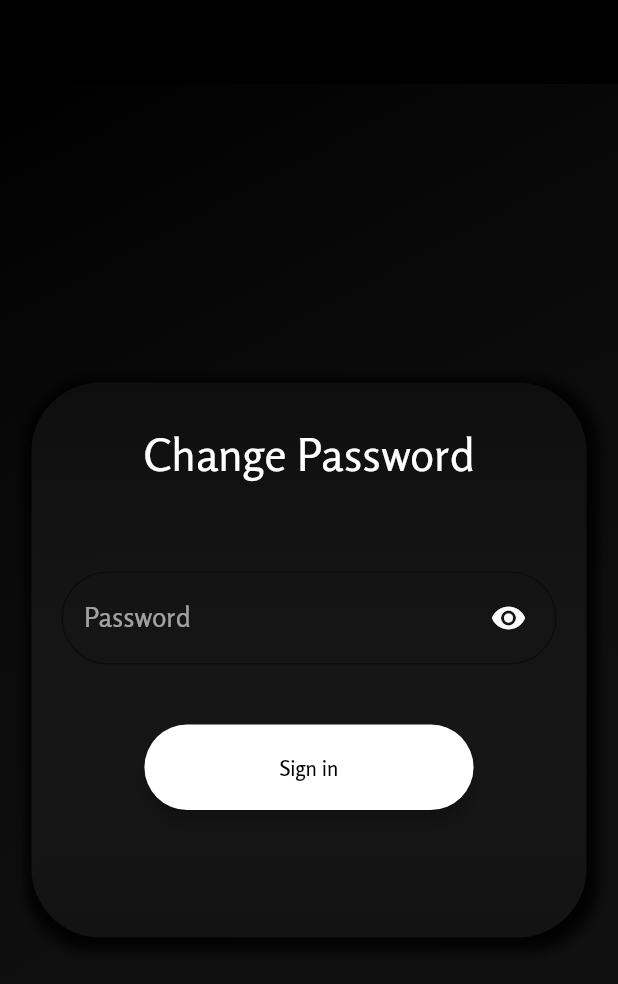
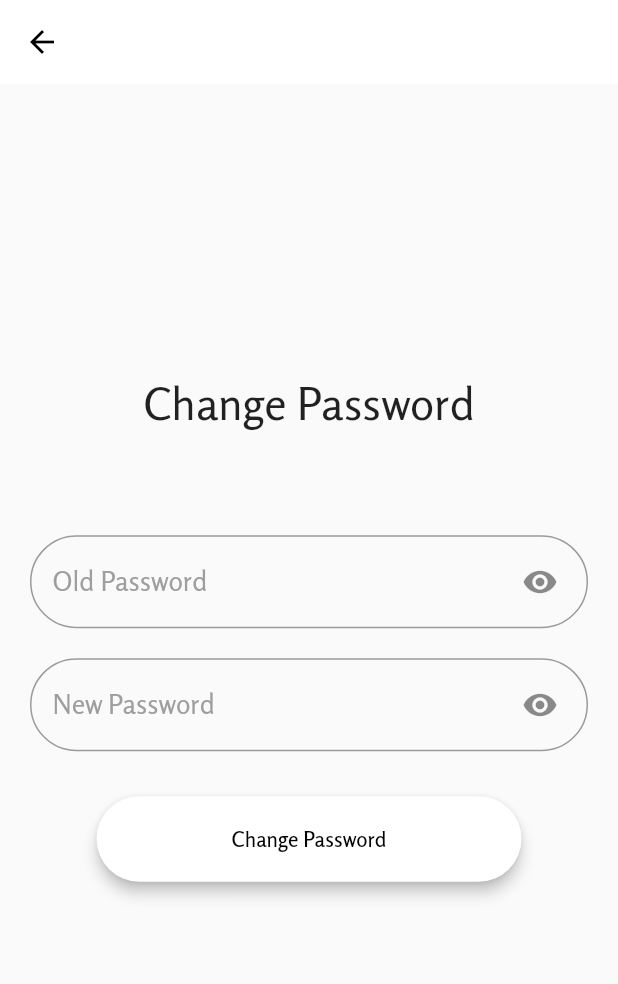
Before and after one commit to AmTeja/SchattyApp, a Flutter app: the ChangePassword screen opened directly, on a phone screen of 412 x 824 dp. Shown: the top 984 px of the screen. Run offline on Flutter 3.47's test engine with Material 2 defaults, Android fonts, the phone set to English and light mode, and no system bars; drawn by our look-alikes of overlay_support; our stand-ins replace animated_bottom_navigation_bar, animated_text_kit, cached_network_image, cloud_firestore, firebase_auth, firebase_crashlytics and 11 more; missing offline and left inert: achievement_view, firebase_admob, link_text, share_extend; accounts and stored records are empty.

Commit message:
Merge branch 'master' of https://github.com/AmTeja/SchattyApp
# Conflicts:
#	lib/views/MainChatsRoom.dart

```diff
--- a/lib/helper/preferencefunctions.dart
+++ b/lib/helper/preferencefunctions.dart
@@ -48,7 +48,7 @@ class Preferences {
 
   static Future<bool> getIsGoogleUser() async {
     final SharedPreferences preferences = await SharedPreferences.getInstance();
-    return preferences.getBool(isGoogleUser);
+    return preferences.getBool(isGoogleUser) ?? false;
   }
 
   static Future<String> getUserImageURL() async {
--- a/lib/views/Authenticate/AuthHome.dart
+++ b/lib/views/Authenticate/AuthHome.dart
@@ -224,15 +224,16 @@ class _AuthHomeState extends State<AuthHome> {
           "https://www.searchpng.com/wp-content/uploads/2019/02/Deafult-Profile-Pitcher.png";
       String uid = user.uid;
 
+      Preferences.saveIsGoogleUser(true);
+
       if (user != null && authResult.additionalUserInfo.isNewUser) {
         Map<String, String> userInfoMap = {
           //Making MAP for firebase
           "username": username,
           "email": email,
-          "searchKey": username.substring(0, 1).toUpperCase(),
           "photoURL": profilePicURL,
           "uid": uid,
-          "usernameIndex" : await makeIndex(username),
+          "usernameIndex": await makeIndex(username),
         };
 
         await databaseMethods.uploadUserInfo(userInfoMap, uid);
--- a/lib/views/Authenticate/ChangePassword.dart
+++ b/lib/views/Authenticate/ChangePassword.dart
@@ -1,7 +1,7 @@
 import 'package:firebase_auth/firebase_auth.dart';
 import 'package:flutter/material.dart';
 import 'package:schatty/services/AuthenticationManagement.dart';
-import 'package:schatty/widgets/widget.dart';
+import 'package:schatty/services/DatabaseManagement.dart';
 
 class ChangePassword extends StatefulWidget {
   @override
@@ -13,15 +13,25 @@ class _ChangePasswordState extends State<ChangePassword> {
   bool passwordReset = false;
   String error;
 
-  TextEditingController passwordTEC = new TextEditingController();
+  TextEditingController newPasswordTEC = new TextEditingController();
+  TextEditingController oldPasswordTEC = new TextEditingController();
+
+  FirebaseAuth auth = FirebaseAuth.instance;
+
+  DatabaseMethods databaseMethods = new DatabaseMethods();
   final formKey = GlobalKey<FormState>();
 
   changePassword() async {
     print("called");
     try {
       if (formKey.currentState.validate()) {
-        FirebaseUser user = await FirebaseAuth.instance.currentUser();
-        user.updatePassword(passwordTEC.text).then((val) {
+        FirebaseUser user = await auth.currentUser();
+
+        AuthResult result = await auth.signInWithEmailAndPassword(
+            email: user.email, password: oldPasswordTEC.text);
+        FirebaseUser oldUser = result.user;
+        if (oldUser != null) {
+          user.updatePassword(newPasswordTEC.text).then((val) {
             setState(() {
               passwordReset = true;
             });
@@ -30,6 +40,7 @@ class _ChangePasswordState extends State<ChangePassword> {
               error = err.message;
             });
           });
+        }
       }
     } catch (e) {
       setState(() {
@@ -111,56 +122,29 @@ class _ChangePasswordState extends State<ChangePassword> {
   @override
   Widget build(BuildContext context) {
     return Scaffold(
-      backgroundColor: Colors.black,
       appBar: AppBar(
-        backgroundColor: Colors.black,
       ),
       body: GestureDetector(
         onTap: () {
           FocusScope.of(context).unfocus();
         },
         child: Container(
-          decoration: BoxDecoration(
-              gradient: LinearGradient(
-            colors: [
-              Color.fromARGB(255, 0, 0, 0),
-              Color.fromARGB(100, 39, 38, 38)
-            ],
-            begin: Alignment.topLeft,
-            end: Alignment.bottomRight,
-          )),
-          child: Center(
-            child: Container(
-              height: 370,
-              width: 370,
-              decoration: BoxDecoration(
-                boxShadow: [
-                  new BoxShadow(
-                      color: Color.fromARGB(217, 0, 0, 0),
-                      offset: new Offset(2, 3),
-                      blurRadius: 5,
-                      spreadRadius: 6)
-                ],
-                borderRadius: BorderRadius.circular(46),
-                gradient: LinearGradient(
-                  colors: [
-                    Color.fromARGB(255, 14, 14, 14),
-                    Color.fromARGB(100, 46, 45, 45)
-                  ],
-                  begin: Alignment.topCenter,
-                  end: Alignment.bottomCenter,
-                ),
-              ),
+          alignment: Alignment.center,
           child: ListView(
+            padding: EdgeInsets.symmetric(
+                vertical: MediaQuery.of(context).size.height * 0.2),
+            physics: NeverScrollableScrollPhysics(),
             children: [
               Column(
-                    mainAxisAlignment: MainAxisAlignment.start,
+                mainAxisAlignment: MainAxisAlignment.center,
+                crossAxisAlignment: CrossAxisAlignment.center,
+                mainAxisSize: MainAxisSize.min,
                 children: [
                   Padding(
                     padding: const EdgeInsets.only(top: 30),
                     child: Text(
                       "Change Password",
-                          style: TextStyle(fontSize: 30, color: Colors.white),
+                      style: TextStyle(fontSize: 30),
                     ),
                   ),
                   SizedBox(
@@ -170,20 +154,21 @@ class _ChangePasswordState extends State<ChangePassword> {
                   SizedBox(
                     height: 40,
                   ),
-                      Column(
+                  Form(
+                    key: formKey,
+                    child: Column(
                       mainAxisAlignment: MainAxisAlignment.center,
                       mainAxisSize: MainAxisSize.min,
                       children: [
-                          Form(
-                            key: formKey,
-                            child: Padding(
-                              padding:
-                                  const EdgeInsets.symmetric(horizontal: 20.0),
+                        Padding(
+                          padding: const EdgeInsets.symmetric(
+                              horizontal: 20.0, vertical: 10),
                           child: TextFormField(
                               obscureText: hidePassword,
                               validator: PasswordValidator.validate,
-                                  controller: passwordTEC,
-                                  style: simpleTextStyle(),
+                              controller: oldPasswordTEC,
+                              style:
+                                  TextStyle(color: Colors.white, fontSize: 18),
                               decoration: new InputDecoration(
                                   suffixIcon: IconButton(
                                     onPressed: () {
@@ -192,26 +177,48 @@ class _ChangePasswordState extends State<ChangePassword> {
                                       });
                                     },
                                     icon: Icon(Icons.remove_red_eye),
-                                        color: Colors.white,
                                     padding: EdgeInsets.symmetric(
                                         vertical: 10, horizontal: 20),
                                   ),
                                   contentPadding: EdgeInsets.only(
                                       left: 15, top: 20, bottom: 20),
-                                      labelText: "Password",
-                                      labelStyle: TextStyle(
-                                          color: Colors.white60, fontSize: 18),
+                                  labelText: "Old Password",
                                   border: new OutlineInputBorder(
-                                        borderSide:
-                                            BorderSide(color: Colors.black),
+                                    borderSide: BorderSide(color: Colors.black),
                                     borderRadius: BorderRadius.circular(40),
                                   ))),
                         ),
+                        Padding(
+                          padding: const EdgeInsets.symmetric(
+                              horizontal: 20, vertical: 10),
+                          child: TextFormField(
+                              obscureText: hidePassword,
+                              validator: PasswordValidator.validate,
+                              controller: newPasswordTEC,
+                              style:
+                                  TextStyle(color: Colors.white, fontSize: 18),
+                              decoration: new InputDecoration(
+                                  suffixIcon: IconButton(
+                                    onPressed: () {
+                                      setState(() {
+                                        hidePassword = !hidePassword;
+                                      });
+                                    },
+                                    icon: Icon(Icons.remove_red_eye),
+                                    padding: EdgeInsets.symmetric(
+                                        vertical: 10, horizontal: 20),
                                   ),
-                          SizedBox(
-                            height: 40,
+                                  contentPadding: EdgeInsets.only(
+                                      left: 15, top: 20, bottom: 20),
+                                  labelText: "New Password",
+                                  border: new OutlineInputBorder(
+                                    borderSide: BorderSide(color: Colors.black),
+                                    borderRadius: BorderRadius.circular(40),
+                                  ))),
                         ),
-                          MaterialButton(
+                        Padding(
+                          padding: const EdgeInsets.symmetric(vertical: 20),
+                          child: MaterialButton(
                             onPressed: () {
                               changePassword();
                             },
@@ -223,9 +230,11 @@ class _ChangePasswordState extends State<ChangePassword> {
                             shape: RoundedRectangleBorder(
                                 borderRadius: BorderRadius.circular(40)),
                             elevation: 4,
-                            child: Text("Sign in"),
+                            child: Text("Change Password"),
+                          ),
                         ),
                       ],
+                    ),
                   )
                 ],
               ),
@@ -233,8 +242,6 @@ class _ChangePasswordState extends State<ChangePassword> {
           ),
         ),
       ),
-        ),
-      ),
     );
   }
 }
--- a/lib/views/Authenticate/ForgotPasswordLayout.dart
+++ b/lib/views/Authenticate/ForgotPasswordLayout.dart
@@ -193,7 +193,8 @@ class _ForgotPasswordState extends State<ForgotPassword> {
                                       : "Please enter a valid e-mail ID.";
                                 },
                                 controller: emailTEC,
-                          style: simpleTextStyle(),
+                                style: TextStyle(
+                                    color: Colors.white, fontSize: 18),
                                 decoration: InputDecoration(
                                     hintText: "Email",
                                     hintStyle: TextStyle(color: Colors.white))),
--- a/lib/widgets/widget.dart
+++ b/lib/widgets/widget.dart
@@ -90,7 +90,9 @@ Widget viewPost(docs, topic) {
       title: Text("Schatty"),
       centerTitle: true,
     ),
-    body: BuildPost(
+    body: ListView(
+      children: [
+        BuildPost(
           loop: false,
           time: docs.data['time'],
           url: docs.data["url"],
@@ -102,6 +104,8 @@ Widget viewPost(docs, topic) {
           dislikes: docs.data['dislikes'],
           nsfw: docs.data["NSFW"] ?? false,
           title: docs.data["title"],
+        ),
+      ],
     ),
   );
 }
--- a/pubspec.yaml
+++ b/pubspec.yaml
@@ -15,7 +15,7 @@ publish_to: 'none' # Remove this line if you wish to publish to pub.dev
 # In iOS, build-name is used as CFBundleShortVersionString while build-number used as CFBundleVersion.
 # Read more about iOS versioning at
 # https://developer.apple.com/library/archive/documentation/General/Reference/InfoPlistKeyReference/Articles/CoreFoundationKeys.html
-version: 1.0.3
+version: 1.0.4
 
 environment:
   sdk: ">=2.7.0 <3.0.0"
@@ -59,7 +59,6 @@ dependencies:
   overlay_support: ^1.0.4
   link_text: ^0.1.2
   share_extend: ^1.1.9
-  video_player: ^0.10.11+2
 
 dev_dependencies:
   flutter_test:
```
Also changed, not shown: lib/services/AuthenticationManagement.dart (+12 -0 lines), lib/temp/videoplayer.dart (deleted, +0 -54 lines), lib/views/Authenticate/signin.dart (+4 -4 lines), lib/views/Authenticate/signup.dart (+7 -8 lines), lib/views/Chatroom/MainChatScreenInstance.dart (+15 -13 lines), lib/views/Chatroom/TargetUserInfo.dart (+32 -7 lines), lib/views/Feed/BuildContent.dart (+15 -20 lines), lib/views/Feed/CommentsPage.dart (+10 -5 lines), lib/views/Feed/FeedPage.dart (+41 -12 lines), lib/views/Feed/Post.dart (+87 -54 lines), lib/views/Settings/SettingsView.dart (+0 -31 lines), lib/views/Settings/editProfile.dart (+10 -3 lines), pubspec.lock. Lines whose indentation alone changed are shown as unchanged.
